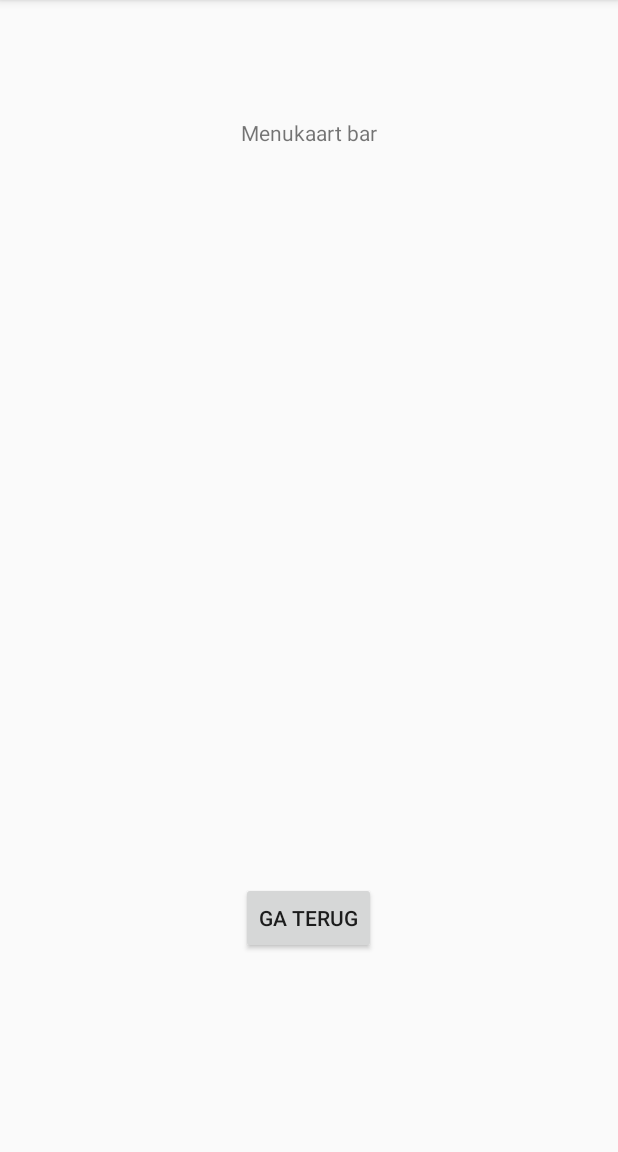
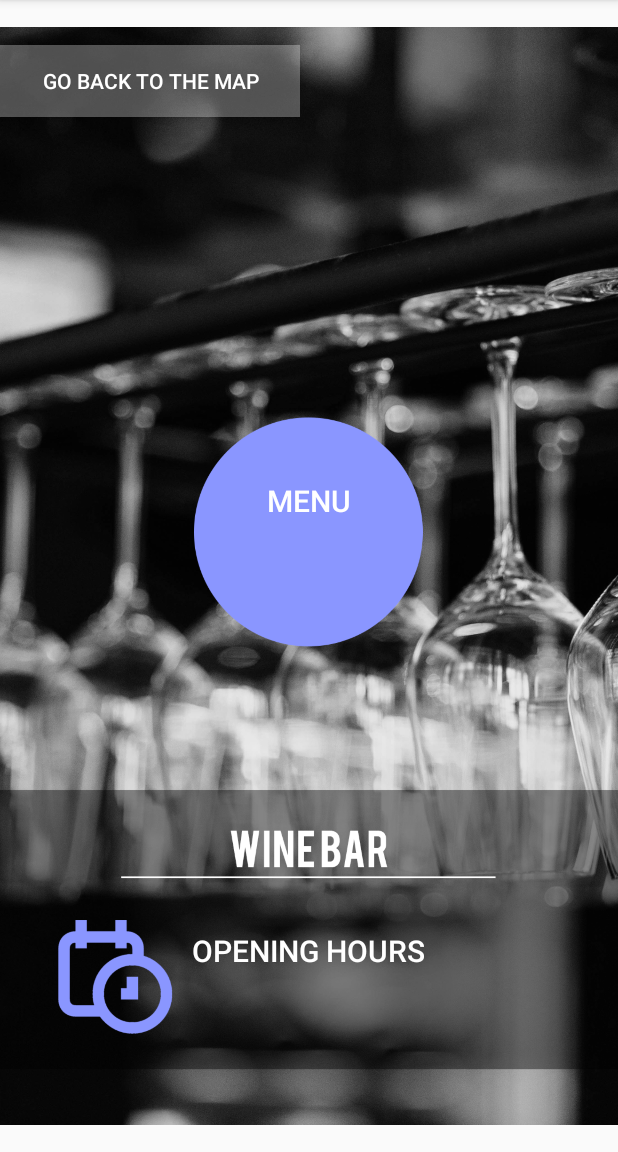
Before and after one commit to DaniekDieben/CombinedApss, an Android app: the Main5Activity screen opened directly, with no data from a screen before it, on a phone screen of 412 x 824 dp, the part 84-1236 px from its top. Run offline under Robolectric (Android 15) with nearby library versions, the phone set to English and light mode, and no system bars.

Commit message:
With working clickable screen

```diff
--- a/app/src/main/java/testing/gps_service/Main5Activity.java
+++ b/app/src/main/java/testing/gps_service/Main5Activity.java
@@ -8,14 +8,15 @@ import android.widget.Button;
 
 public class Main5Activity extends AppCompatActivity {
 
-    Button btn;
+    Button btn_go_back;
+    Button btn_menu;
 
     @Override
     protected void onCreate(Bundle savedInstanceState) {
         super.onCreate(savedInstanceState);
         setContentView(R.layout.activity_main5);
-        btn = (Button) findViewById(R.id.button);
-        btn.setOnClickListener(new View.OnClickListener() {
+        btn_go_back= (Button) findViewById(R.id.go_back);
+        btn_go_back.setOnClickListener(new View.OnClickListener() {
             @Override
             public void onClick(View v) {
                 Intent intent = new Intent(Main5Activity.this, MainActivity.class);
--- a/app/src/main/res/layout/activity_main.xml
+++ b/app/src/main/res/layout/activity_main.xml
@@ -141,7 +141,7 @@
         />
 
     <ImageView
-        android:id="@+id/imageView3"
+        android:id="@+id/imageView4"
         android:layout_width="55dp"
         android:layout_height="110dp"
         android:layout_marginTop="160dp"
@@ -151,7 +151,7 @@
          />
 
     <ImageView
-        android:id="@+id/imageView4"
+        android:id="@+id/imageView3"
         android:layout_width="55dp"
         android:layout_height="110dp"
         android:layout_marginLeft="145dp"
--- a/app/src/main/res/layout/activity_main5.xml
+++ b/app/src/main/res/layout/activity_main5.xml
@@ -1,36 +1,56 @@
 <?xml version="1.0" encoding="utf-8"?>
-<android.support.constraint.ConstraintLayout xmlns:android="http://schemas.android.com/apk/res/android"
+<RelativeLayout xmlns:android="http://schemas.android.com/apk/res/android"
     xmlns:app="http://schemas.android.com/apk/res-auto"
     xmlns:tools="http://schemas.android.com/tools"
     android:layout_width="match_parent"
     android:layout_height="match_parent"
-    tools:context=".Main5Activity">
+    tools:context=".Main4Activity">
 
-    <TextView
-        android:id="@+id/textView8"
-        android:layout_width="wrap_content"
-        android:layout_height="172dp"
-        android:layout_marginStart="8dp"
-        android:layout_marginEnd="8dp"
-        android:text="Menukaart bar"
-        app:layout_constraintBottom_toBottomOf="parent"
-        app:layout_constraintEnd_toEndOf="parent"
-        app:layout_constraintStart_toStartOf="parent"
-        app:layout_constraintTop_toTopOf="parent"
-        app:layout_constraintVertical_bias="0.132" />
+
+    <ImageView
+        android:id="@+id/imageView6"
+        android:layout_width="match_parent"
+        android:layout_height="match_parent"
+        app:srcCompat="@drawable/winebar"
+        android:layout_alignParentStart="true"
+        android:layout_alignParentLeft="true"
+        android:layout_alignParentBottom="true"
+        android:layout_marginLeft="0dp"
+        android:layout_marginTop="0dp"
+        android:layout_marginBottom="0dp"
+        android:layout_marginStart="0dp" />
 
     <Button
-        android:id="@+id/button"
+        android:id="@+id/go_back"
+        android:layout_width="200dp"
+        android:layout_height="wrap_content"
+        android:layout_marginTop="30dp"
+        android:background="#4DFFFFFF"
+        android:textColor="@color/White"
+        android:text="Go back to the map"
+        />
+
+    <Button
+        android:id="@+id/Menu"
+        android:layout_width="100dp"
+        android:layout_height="wrap_content"
+        android:text="Menu"
+        android:textColor="@color/White"
+        android:textSize="20sp"
+        android:layout_marginTop="310dp"
+        android:layout_centerHorizontal="true"
+        android:background="@android:color/transparent"/>
+
+    <Button
+        android:id="@+id/opening_hours"
         android:layout_width="wrap_content"
         android:layout_height="wrap_content"
-        android:layout_marginTop="8dp"
-        android:layout_marginBottom="8dp"
-        android:text="Ga terug"
-        app:layout_constraintBottom_toBottomOf="parent"
-        app:layout_constraintEnd_toEndOf="parent"
-        app:layout_constraintHorizontal_bias="0.498"
-        app:layout_constraintStart_toStartOf="parent"
-        app:layout_constraintTop_toTopOf="parent"
-        app:layout_constraintVertical_bias="0.824" />
+        android:text="Opening Hours"
+        android:background="@android:color/transparent"
+        android:layout_marginTop="610dp"
+        android:layout_centerHorizontal="true"
+        android:textSize="20sp"
+        android:textColor="@color/White"/>
 
-</android.support.constraint.ConstraintLayout>
+
+</RelativeLayout>
--- /dev/null
+++ b/app/src/main/res/layout/popupopeninghours.xml
@@ -0,0 +1,6 @@
+<?xml version="1.0" encoding="utf-8"?>
+<LinearLayout xmlns:android="http://schemas.android.com/apk/res/android"
+    android:layout_width="match_parent"
+    android:layout_height="match_parent">
+
+</LinearLayout>
```
Also changed, not shown: app/src/main/java/testing/gps_service/GPS_Service.java (+35 -29 lines), app/src/main/java/testing/gps_service/Main2Activity.java (+21 -3 lines), app/src/main/java/testing/gps_service/Main3Activity.java (+4 -3 lines), app/src/main/java/testing/gps_service/Main4Activity.java (+4 -3 lines), app/src/main/java/testing/gps_service/MainActivity.java (+5 -2 lines), app/src/main/res/layout/activity_main2.xml (+45 -24 lines), app/src/main/res/layout/activity_main3.xml (+45 -24 lines), app/src/main/res/layout/activity_main4.xml (+44 -24 lines), app/src/main/res/drawable/bar.jpg (added), app/src/main/res/drawable/eettentje.jpg (added), app/src/main/res/drawable/maxx_theather.png (added), app/src/main/res/drawable/pancake_corner.png (added), app/src/main/res/drawable/stage.jpg (added), app/src/main/res/drawable/theater.jpg (added), 1 more files, 1 other file.
